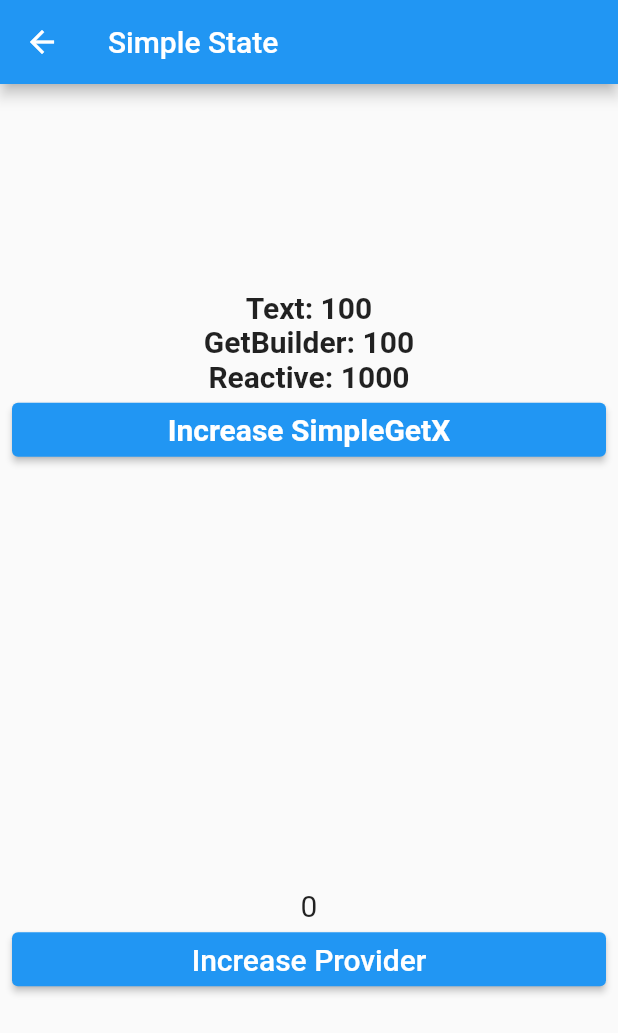
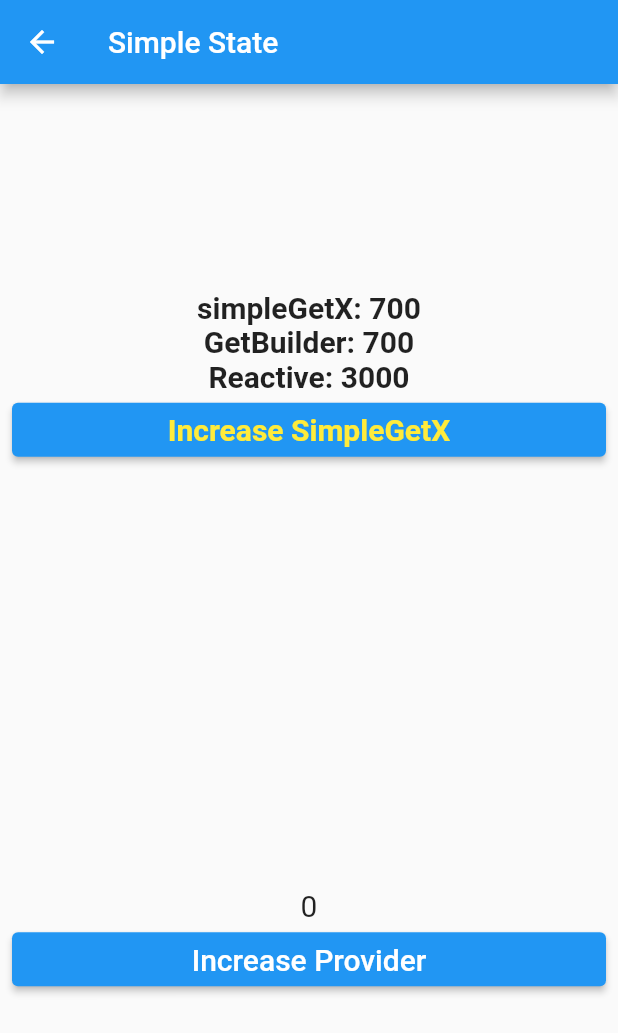
Before and after one commit to nzwgkim/manager, a Flutter app: the SimpleState screen opened directly, on a phone screen of 412 x 824 dp. Shown: the top 1033 px of the screen. Run offline on Flutter 3.47's test engine with Material 2 defaults, Android fonts, the phone set to English and light mode, and no system bars; our stand-ins replace get.

Commit message:
simple state와 reactive state 분리

```diff
--- /dev/null
+++ b/lib/states/controller_reactive_getx.dart
@@ -0,0 +1,10 @@
+import 'package:get/get.dart';
+
+class ControllerReactiveGetX {
+  RxInt _count = 3000.obs;
+  get count => _count;
+
+  increase() {
+    _count++;
+  }
+}
--- /dev/null
+++ b/lib/states/controller_simple_getx.dart
@@ -0,0 +1,11 @@
+import 'package:get/get.dart';
+
+class ControllerSimpleGetX extends GetxController {
+  int _count = 700;
+  get count => _count;
+
+  increase() {
+    _count++;
+    update();
+  }
+}
--- a/lib/states/simple_getx.dart
+++ /dev/null
@@ -1,20 +0,0 @@
-import 'package:get/get.dart';
-
-class SimpleGetX extends GetxController {
-  int _count = 100;
-  get count => _count;
-
-  increase() {
-    _count++;
-    update();
-  }
-}
-
-class ReactiveGetX {
-  RxInt _count = 1000.obs;
-  get count => _count;
-
-  increase() {
-    _count++;
-  }
-}
--- a/lib/states/with_simple_getx.dart
+++ b/lib/states/with_simple_getx.dart
@@ -1,14 +1,15 @@
 import 'package:flutter/material.dart';
 import 'package:get/get.dart';
 
-import 'simple_getx.dart';
+import 'controller_reactive_getx.dart';
+import 'controller_simple_getx.dart';
 
 class WithSimpleGetX extends StatelessWidget {
   WithSimpleGetX({super.key});
 
-  // final simpleGetX = Get.put(SimpleGetX());
-  final SimpleGetX simpleGetX = Get.find<SimpleGetX>();
-  final ReactiveGetX reactiveGetX = Get.find<ReactiveGetX>();
+  final ControllerSimpleGetX simpleGetX = Get.find<ControllerSimpleGetX>();
+  final ControllerReactiveGetX reactiveGetX =
+      Get.find<ControllerReactiveGetX>();
 
   TextStyle style = const TextStyle(fontSize: 20, fontWeight: FontWeight.w700);
   @override
@@ -19,9 +20,9 @@ class WithSimpleGetX extends StatelessWidget {
           mainAxisAlignment: MainAxisAlignment.center,
           crossAxisAlignment: CrossAxisAlignment.stretch,
           children: [
-            Text('Text: ${simpleGetX.count}',
+            Text('simpleGetX: ${simpleGetX.count}',
                 style: style, textAlign: TextAlign.center),
-            GetBuilder<SimpleGetX>(
+            GetBuilder<ControllerSimpleGetX>(
               builder: (controller) => Text('GetBuilder: ${controller.count}',
                   style: style, textAlign: TextAlign.center),
             ),
@@ -33,11 +34,10 @@ class WithSimpleGetX extends StatelessWidget {
             ElevatedButton(
                 onPressed: () {
                   simpleGetX.increase();
-                  print(simpleGetX.count.toString());
                 },
                 child: Text(
                   'Increase SimpleGetX',
-                  style: style,
+                  style: style.copyWith(color: Colors.yellow),
                 )),
           ]),
     );
```
Also changed, not shown: lib/main.dart (+10 -9 lines), lib/states/with_reactive_getx.dart (+7 -5 lines).
